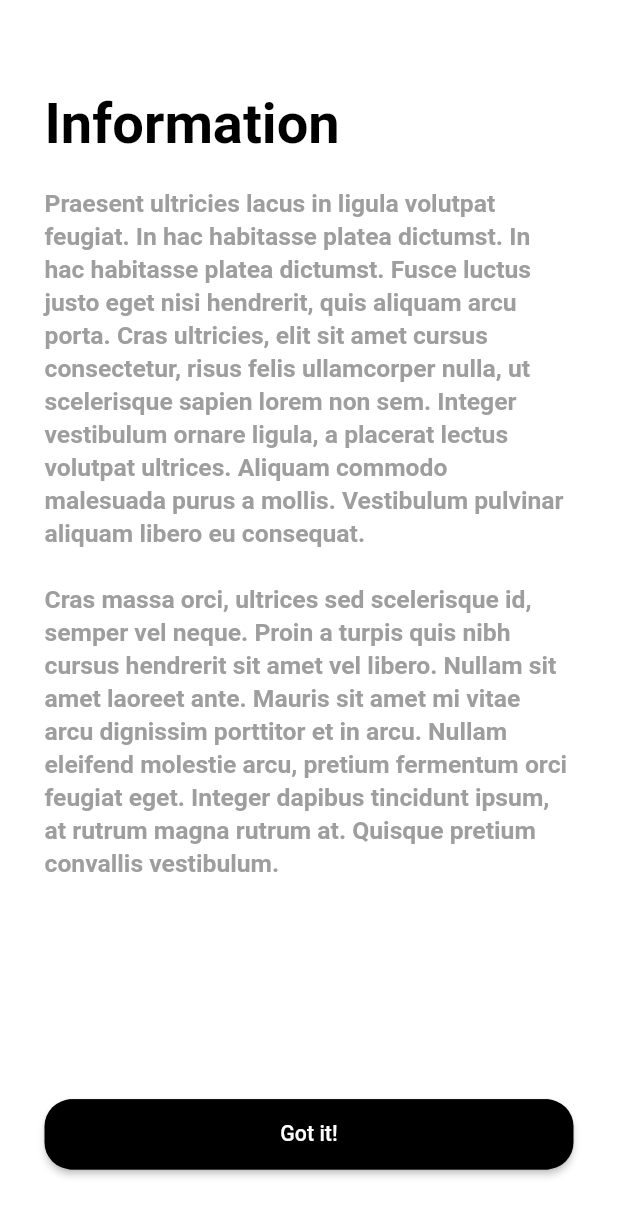
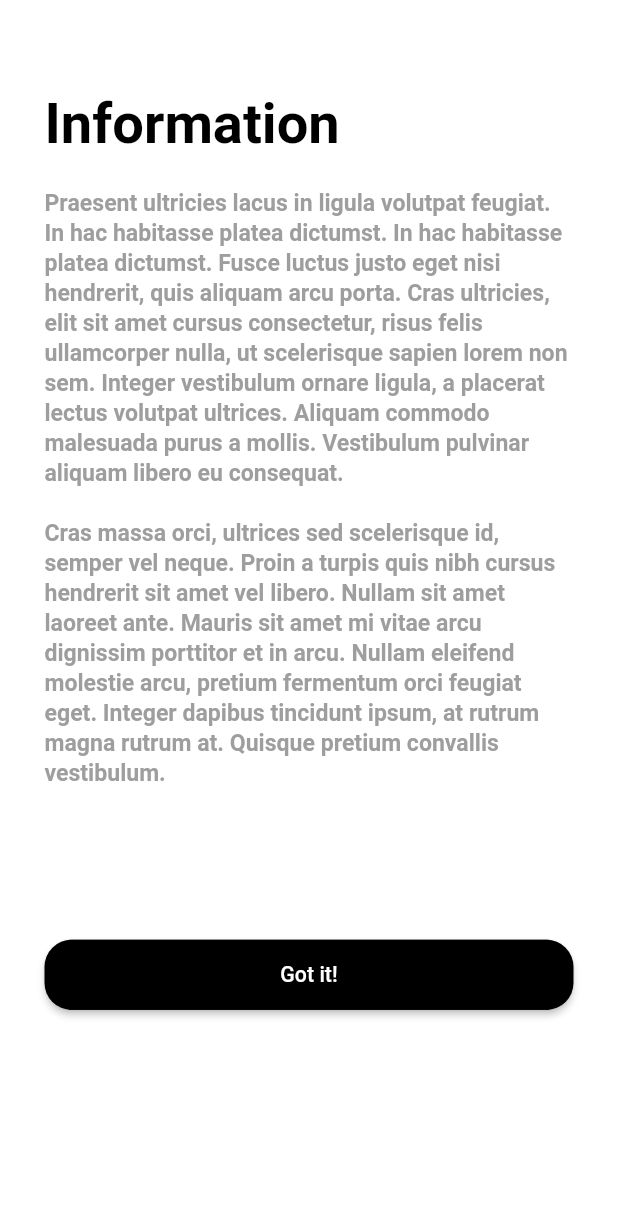
Before and after one commit to megavvve/todo_list, a Flutter app: the screen it shows after launch, after a tap on an icon or button, on a phone screen of 412 x 824 dp. Shown: the top 1216 px of the screen. Run offline on Flutter 3.47's test engine with Material 2 defaults, Android fonts, the light colour scheme and no system bars; our stand-ins replace drift, equatable, flutter_bloc, flutter_screenutil, flutter_svg; accounts and stored records are empty; generated files the repository leaves out were written again.

Commit message:
refactored app

```diff
--- a/lib/data/repository/data/local/database/database.dart
+++ b/lib/data/database.dart
@@ -2,10 +2,10 @@ import 'dart:io';
 
 import 'package:drift/drift.dart';
 import 'package:drift/native.dart';
+import 'package:path/path.dart' as path;
 import 'package:path_provider/path_provider.dart';
-import 'package:path/path.dart' as path;
 
-import '../../../../../domain/entity/repository_entity.dart';
+import '../domain/entity/repository_entity.dart';
 
 part 'database.g.dart';
 
@@ -24,7 +24,6 @@ class AppDatabase extends _$AppDatabase {
   @override
   int get schemaVersion => 2;
 
-  // final db = AppDatabase(NativeDatabase.memory());
   Future<List<Todo>> getTodosList() async {
     return await select(todos).get();
   }
--- a/lib/main.dart
+++ b/lib/main.dart
@@ -1,11 +1,12 @@
 import 'package:flutter/material.dart';
 import 'package:flutter_bloc/flutter_bloc.dart';
 import 'package:flutter_screenutil/flutter_screenutil.dart';
+import 'package:todo_list_hw2/presentation/bloc/todo_bloc.dart';
 
 
 import 'package:todo_list_hw2/presentation/pages/main_screen/main_screen.dart';
 
-import 'domain/bloc/todo_bloc.dart';
+
 
 void main() {
   runApp(const MyApp());
@@ -20,7 +21,6 @@ class MyApp extends StatelessWidget {
       child: ScreenUtilInit(
         designSize: const Size(375, 812),
         builder: (context, child) => MaterialApp(
-          title: 'Flutter Todo App',
           theme: ThemeData(
               colorScheme: ColorScheme.fromSwatch().copyWith(
             secondary: Colors.black,
--- a/lib/presentation/pages/info_screen.dart
+++ b/lib/presentation/pages/info_screen.dart
@@ -1,5 +1,6 @@
 import 'package:flutter/material.dart';
 import 'package:flutter_screenutil/flutter_screenutil.dart';
+import 'package:todo_list_hw2/utils/app_text.dart';
 
 class InfoScreen extends StatelessWidget {
   const InfoScreen({super.key});
@@ -9,7 +10,9 @@ class InfoScreen extends StatelessWidget {
     return Scaffold(
       backgroundColor: Colors.white,
       body: Container(
-        padding: EdgeInsets.all(27.sp),
+        padding: EdgeInsets.all(
+          27.sp,
+        ),
         child: Column(
           crossAxisAlignment: CrossAxisAlignment.start,
           children: [
@@ -28,12 +31,10 @@ class InfoScreen extends StatelessWidget {
               height: 20.h,
             ),
             SizedBox(
-              width: 334.w,
-              height: 493.h,
               child: Text(
-                'Praesent ultricies lacus in ligula volutpat feugiat. In hac habitasse platea dictumst. In hac habitasse platea dictumst. Fusce luctus justo eget nisi hendrerit, quis aliquam arcu porta. Cras ultricies, elit sit amet cursus consectetur, risus felis ullamcorper nulla, ut scelerisque sapien lorem non sem. Integer vestibulum ornare ligula, a placerat lectus volutpat ultrices. Aliquam commodo malesuada purus a mollis. Vestibulum pulvinar aliquam libero eu consequat.\n\nCras massa orci, ultrices sed scelerisque id, semper vel neque. Proin a turpis quis nibh cursus hendrerit sit amet vel libero. Nullam sit amet laoreet ante. Mauris sit amet mi vitae arcu dignissim porttitor et in arcu. Nullam eleifend molestie arcu, pretium fermentum orci feugiat eget. Integer dapibus tincidunt ipsum, at rutrum magna rutrum at. Quisque pretium convallis vestibulum.',
+                textForInfoPage,
                 style: TextStyle(
-                  fontSize: 15.sp,
+                  fontSize: 14.sp,
                   color: Colors.grey,
                   fontWeight: FontWeight.bold,
                   height: 1.2.sp,
@@ -41,14 +42,18 @@ class InfoScreen extends StatelessWidget {
               ),
             ),
             SizedBox(
-              height: 106.h,
+              height: 100.h,
             ),
             ElevatedButton(
               style: ButtonStyle(
-                backgroundColor: MaterialStateProperty.all<Color>(Colors.black),
+                backgroundColor: MaterialStateProperty.all<Color>(
+                  Colors.black,
+                ),
                 shape: MaterialStateProperty.all<RoundedRectangleBorder>(
                   RoundedRectangleBorder(
-                    borderRadius: BorderRadius.circular(18.0),
+                    borderRadius: BorderRadius.circular(
+                      18.0,
+                    ),
                   ),
                 ),
               ),
@@ -62,7 +67,9 @@ class InfoScreen extends StatelessWidget {
                 child: Center(
                     child: Text(
                   'Got it!',
-                  style: TextStyle(fontSize: 14.h),
+                  style: TextStyle(
+                    fontSize: 14.h,
+                  ),
                 )),
               ),
             ),
--- a/lib/presentation/pages/main_screen/main_screen.dart
+++ b/lib/presentation/pages/main_screen/main_screen.dart
@@ -2,11 +2,11 @@ import 'package:flutter/material.dart';
 import 'package:flutter_screenutil/flutter_screenutil.dart';
 import 'package:flutter_svg/svg.dart';
 import 'package:flutter_bloc/flutter_bloc.dart';
+import 'package:todo_list_hw2/presentation/bloc/todo_bloc.dart';
 import 'package:todo_list_hw2/presentation/pages/main_screen/screens/arrow_screen.dart';
 import 'package:todo_list_hw2/presentation/pages/main_screen/screens/todos_screen.dart';
 
-import '../../../data/repository/data/local/database/database.dart';
-import '../../../domain/bloc/todo_bloc.dart';
+
 
 class MainScreen extends StatefulWidget {
   const MainScreen({
@@ -18,7 +18,6 @@ class MainScreen extends StatefulWidget {
 }
 
 class _MainScreenState extends State<MainScreen> {
-  late final AppDatabase db;
   int _selectedTab = 0;
   late Widget body;
   String sortType = "";
@@ -43,8 +42,7 @@ class _MainScreenState extends State<MainScreen> {
     super.initState();
     final bloc = BlocProvider.of<TodosBloc>(context);
     bloc.add(const InitLoad());
-    db = AppDatabase();
-    //db.deleteEverything(); //удаление все бд
+
   }
 
   @override
--- a/lib/presentation/pages/main_screen/screens/arrow_screen.dart
+++ b/lib/presentation/pages/main_screen/screens/arrow_screen.dart
@@ -4,16 +4,21 @@ import 'package:flutter_svg/svg.dart';
 import 'package:todo_list_hw2/presentation/pages/add_todo_screen.dart';
 import 'package:todo_list_hw2/presentation/pages/info_screen.dart';
 import 'package:todo_list_hw2/presentation/pages/main_screen/widgets/custom_arrow.dart';
+import 'package:todo_list_hw2/utils/app_text.dart';
 
 class ArrowScreen extends StatelessWidget {
   const ArrowScreen({super.key});
   void _addTask(BuildContext context) {
     showModalBottomSheet(
-        context: context,
-        isScrollControlled: true,
-        shape:  RoundedRectangleBorder(
-            borderRadius: BorderRadius.vertical(top: Radius.circular(20.sp))),
-        builder: (context) => const AddTodoScreen());
+      context: context,
+      isScrollControlled: true,
+      shape: RoundedRectangleBorder(
+        borderRadius: BorderRadius.vertical(
+          top: Radius.circular(20.sp),
+        ),
+      ),
+      builder: (context) => const AddTodoScreen(),
+    );
   }
 
   @override
@@ -40,7 +45,14 @@ class ArrowScreen extends StatelessWidget {
           SizedBox(
             height: 41.h,
           ),
-          Container(width:153.w ,height:115.h ,child: Text("Looks like there is no tasks yet! Go ahead and push a plus button below",style: TextStyle(fontSize: 15.sp,color: Colors.grey),),),
+          SizedBox(
+            width: 153.w,
+            height: 115.h,
+            child: Text(
+              textForArrowScreen,
+              style: TextStyle(fontSize: 15.sp, color: Colors.grey,),
+            ),
+          ),
           CustomArrow(3.sp, 350.h),
           Expanded(
             child: Row(
@@ -52,7 +64,8 @@ class ArrowScreen extends StatelessWidget {
                     Navigator.push(
                       context,
                       MaterialPageRoute(
-                          builder: (context) => const InfoScreen()),
+                        builder: (context) => const InfoScreen(),
+                      ),
                     );
                   },
                   tooltip: 'Info',
--- a/lib/presentation/pages/main_screen/widgets/custom_arrow.dart
+++ b/lib/presentation/pages/main_screen/widgets/custom_arrow.dart
@@ -1,77 +1,26 @@
 import 'package:flutter/material.dart';
-import 'dart:ui' as ui;
 
 import 'package:flutter_screenutil/flutter_screenutil.dart';
+
+import 'for_custom_arrow.dart';
 
 
 
 
 class CustomArrow extends StatelessWidget {
-  final double _thickness;
-  final double _height;
+  final double thickness;
+  final double height;
 
-  const CustomArrow(this._thickness, this._height, {super.key});
+  const CustomArrow(this.thickness, this.height, {super.key});
 
   @override
   Widget build(BuildContext context) {
     return SizedBox(
-      width: _height * 0.4.w,
-      height: _height,
+      width: height * 0.4.w,
+      height: height,
       child: CustomPaint(
-        painter: customArrow(_thickness),
+        painter: ForCustomArrow(thickness),
       ),
     );
   }
 }
-
-
-
-class customArrow extends CustomPainter {
-  final Paint _paint;
-  final double _thickness;
-
-  customArrow(this._thickness)
-      : _paint = Paint()
-          ..color = Colors.black
-          ..strokeWidth = _thickness
-          ..style = PaintingStyle.stroke
-          ..strokeJoin = StrokeJoin.round;
-
-  @override
-  void paint(Canvas canvas, Size size) {
-    final path = Path()
-      ..moveTo(40.w, 0.h)
-      ..lineTo(40.w, 20.h)
-      ..lineTo(40.w, 40.h)
-      ..lineTo(45.w, 60.h)
-      ..lineTo(55.w, 80.h)
-      ..lineTo(80.w, 100.h)
-      ..lineTo(95.w, 120.h)
-      ..lineTo(105.w, 140.h)
-      ..lineTo(105.w, 160.h)
-      ..lineTo(102.w, 180.h)
-      ..lineTo(110.w, 200.h)
-      ..lineTo(130.w, 220.h)
-      ..lineTo(155.w, 225.h)
-      ..lineTo(165.w, 230.h)
-      ..lineTo(170.w, 240.h)
-      ..lineTo(170.w, 250.h)
-      ..lineTo(170.w, 255.h)
-      ..lineTo(180.w, 273.h)
-      ..lineTo(190.w, 280.h)
-      ..lineTo(220.w, 285.h)
-      ..lineTo(240.w, 280.h)
-      ..lineTo(247.w, 275.h)
-      ..lineTo(280.w, 300.h)
-      ..lineTo(284.w, 330.h)
-      ..lineTo(288.w, size.height + 5.h)
-      ..lineTo(270.w, size.height - 5.h)
-      ..lineTo(288.w, size.height + 5.h)
-      ..lineTo(300.w, size.height - 20.h);
-
-    canvas.drawPath(path, _paint);
-  }
-
-  @override
-  bool shouldRepaint(CustomPainter oldDelegate) => false;
-}
--- /dev/null
+++ b/lib/presentation/pages/main_screen/widgets/for_custom_arrow.dart
@@ -0,0 +1,52 @@
+import 'package:flutter/material.dart';
+import 'package:flutter_screenutil/flutter_screenutil.dart';
+
+class ForCustomArrow extends CustomPainter {
+  final Paint _paint;
+  final double thickness;
+
+  ForCustomArrow(this.thickness)
+      : _paint = Paint()
+          ..color = Colors.black
+          ..strokeWidth = thickness
+          ..style = PaintingStyle.stroke
+          ..strokeJoin = StrokeJoin.round;
+
+  @override
+  void paint(Canvas canvas, Size size) {
+    final path = Path()
+      ..moveTo(40.w, 0.h)
+      ..lineTo(40.w, 20.h)
+      ..lineTo(40.w, 40.h)
+      ..lineTo(45.w, 60.h)
+      ..lineTo(55.w, 80.h)
+      ..lineTo(80.w, 100.h)
+      ..lineTo(95.w, 120.h)
+      ..lineTo(105.w, 140.h)
+      ..lineTo(105.w, 160.h)
+      ..lineTo(102.w, 180.h)
+      ..lineTo(110.w, 200.h)
+      ..lineTo(130.w, 220.h)
+      ..lineTo(155.w, 225.h)
+      ..lineTo(165.w, 230.h)
+      ..lineTo(170.w, 240.h)
+      ..lineTo(170.w, 250.h)
+      ..lineTo(170.w, 255.h)
+      ..lineTo(180.w, 273.h)
+      ..lineTo(190.w, 280.h)
+      ..lineTo(220.w, 285.h)
+      ..lineTo(240.w, 280.h)
+      ..lineTo(247.w, 275.h)
+      ..lineTo(280.w, 300.h)
+      ..lineTo(284.w, 330.h)
+      ..lineTo(288.w, size.height + 5.h)
+      ..lineTo(270.w, size.height - 5.h)
+      ..lineTo(288.w, size.height + 5.h)
+      ..lineTo(300.w, size.height - 20.h);
+
+    canvas.drawPath(path, _paint);
+  }
+
+  @override
+  bool shouldRepaint(CustomPainter oldDelegate) => false;
+}
--- /dev/null
+++ b/lib/utils/app_text.dart
@@ -0,0 +1,4 @@
+String textForInfoPage =
+    'Praesent ultricies lacus in ligula volutpat feugiat. In hac habitasse platea dictumst. In hac habitasse platea dictumst. Fusce luctus justo eget nisi hendrerit, quis aliquam arcu porta. Cras ultricies, elit sit amet cursus consectetur, risus felis ullamcorper nulla, ut scelerisque sapien lorem non sem. Integer vestibulum ornare ligula, a placerat lectus volutpat ultrices. Aliquam commodo malesuada purus a mollis. Vestibulum pulvinar aliquam libero eu consequat.\n\nCras massa orci, ultrices sed scelerisque id, semper vel neque. Proin a turpis quis nibh cursus hendrerit sit amet vel libero. Nullam sit amet laoreet ante. Mauris sit amet mi vitae arcu dignissim porttitor et in arcu. Nullam eleifend molestie arcu, pretium fermentum orci feugiat eget. Integer dapibus tincidunt ipsum, at rutrum magna rutrum at. Quisque pretium convallis vestibulum.';
+String textForArrowScreen =
+    "Looks like there is no tasks yet! Go ahead and push a plus button below";
--- a/pubspec.yaml
+++ b/pubspec.yaml
@@ -35,6 +35,7 @@ dependencies:
   drift: ^2.6.0
   sqlite3_flutter_libs: ^0.5.0
   flutter_svg: ^2.0.4
+  flutter_bloc: ^8.1.2
 
   # The following adds the Cupertino Icons font to your application.
   # Use with the CupertinoIcons class for iOS style icons.
@@ -46,7 +47,7 @@ dev_dependencies:
   build_runner: ^2.3.3
   flutter_test:
     sdk: flutter
-  flutter_bloc: ^8.1.2
+
 
 
   # The "flutter_lints" package below contains a set of recommended lints to
```
Also changed, not shown: lib/presentation/bloc/todo_bloc.dart (renamed from lib/domain/bloc/todo_bloc.dart, +5 -4 lines), lib/presentation/bloc/todo_event.dart (renamed from lib/domain/bloc/todo_event.dart, +1 -9 lines), lib/presentation/pages/add_todo_screen.dart (+77 -38 lines), lib/presentation/pages/main_screen/screens/todos_screen.dart (+20 -45 lines), lib/presentation/pages/main_screen/widgets/sorted_list.dart (added, +37 -0 lines), lib/presentation/pages/main_screen/widgets/todo_tile.dart (+6 -3 lines), lib/data/database.g.dart (renamed from lib/data/repository/data/local/database/database.g.dart), lib/presentation/bloc/todo_state.dart (renamed from lib/domain/bloc/todo_state.dart), pubspec.lock.
